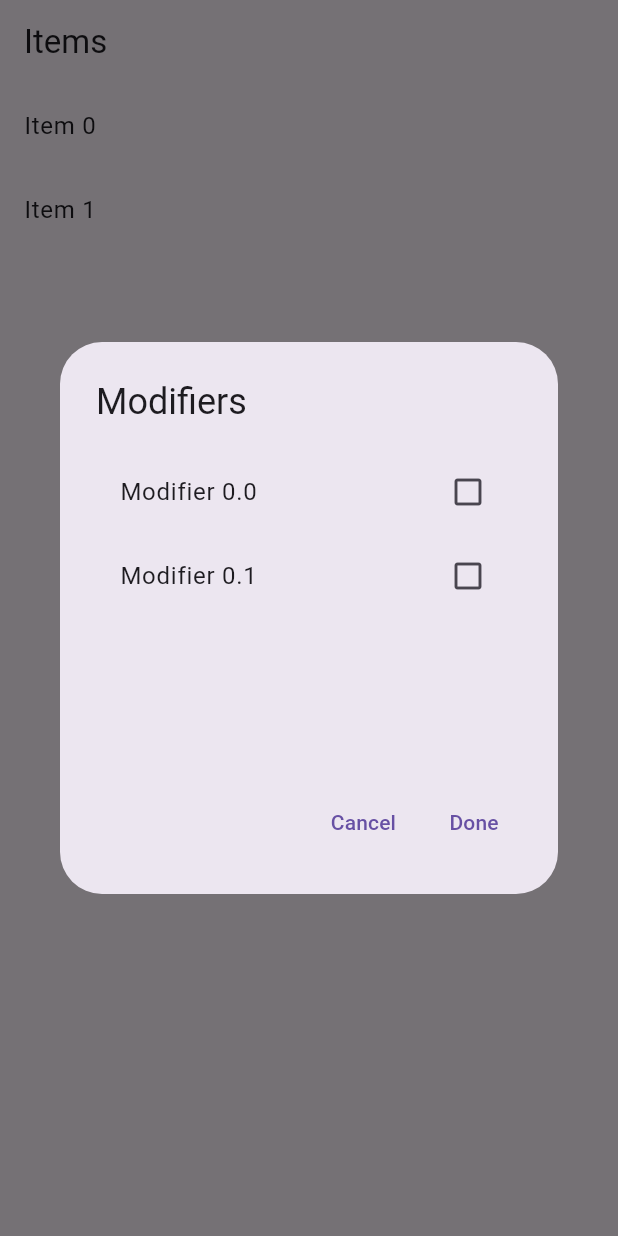
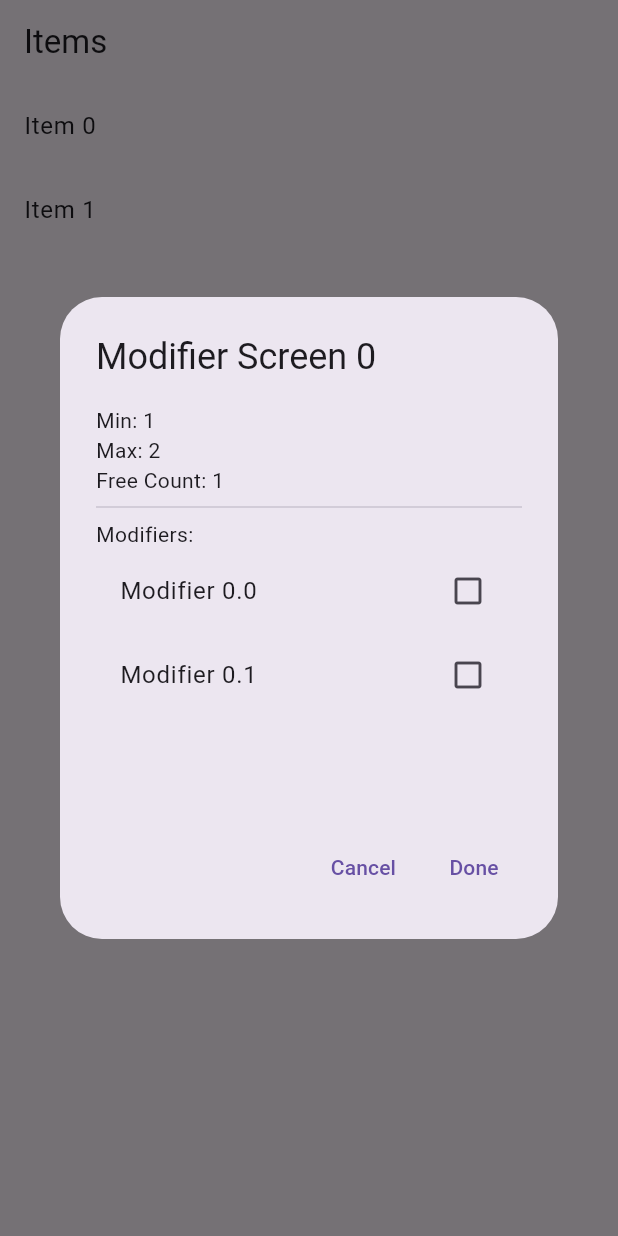
Before and after one commit to assem16399/dfs_items_example, a Flutter app: the screen it shows after launch, after a tap on "Item 0", on a phone screen of 412 x 824 dp. Run offline on Flutter 3.47's test engine with Material 3 defaults, Android fonts, the phone set to English and light mode, and no system bars.

Commit message:
- Support Modifiers Screens Concept

```diff
--- a/lib/main.dart
+++ b/lib/main.dart
@@ -20,24 +20,53 @@ class MyApp extends StatelessWidget {
 }
 
 class Item {
-  Item({required this.id, required this.name, required this.modifiers});
+  Item({required this.id, required this.name, required this.modifiersScreens});
 
   final String id;
   final String name;
-  List<Modifier> modifiers;
+  List<ModifiersScreen> modifiersScreens;
+}
+
+class ModifiersScreen {
+  ModifiersScreen(
+      {required this.id,
+      required this.min,
+      required this.max,
+      required this.freeCount,
+      required this.name,
+      required this.modifiers});
+
+  final String id;
+  final String name;
+  final int min;
+  final int max;
+  final int freeCount;
+  final List<Modifier> modifiers;
+
+  // Deep copy method to create a full copy of the modifiers screens tree
+  ModifiersScreen copy() {
+    return ModifiersScreen(
+      id: id,
+      min: min,
+      max: max,
+      freeCount: freeCount,
+      name: name,
+      modifiers: modifiers.map((m) => m.copy()).toList(),
+    );
+  }
 }
 
 class Modifier {
   Modifier(
       {required this.id,
       required this.name,
-      required this.modifiers,
+      required this.modifiersScreens,
       this.isSelected = false});
 
   final String id;
   final String name;
-  List<Modifier> modifiers;
   bool isSelected;
+  final List<ModifiersScreen> modifiersScreens;
 
   // Deep copy method to create a full copy of the modifier tree
   Modifier copy() {
@@ -45,7 +74,7 @@ class Modifier {
       id: id,
       name: name,
       isSelected: isSelected,
-      modifiers: modifiers.map((m) => m.copy()).toList(),
+      modifiersScreens: modifiersScreens.map((m) => m.copy()).toList(),
     );
   }
 }
@@ -55,31 +84,109 @@ final List<Item> items = [
   Item(
     name: 'Item 0',
     id: 'i0',
+    modifiersScreens: [
+      ModifiersScreen(
+        id: 'ms0',
+        min: 1,
+        max: 2,
+        freeCount: 1,
+        name: 'Modifier Screen 0',
         modifiers: [
           Modifier(
             name: 'Modifier 0.0',
             id: 'm0',
+            modifiersScreens: [
+              ModifiersScreen(
+                id: 'ms0.0',
+                min: 1,
+                max: 2,
+                freeCount: 1,
+                name: 'Modifier Screen 0.0',
                 modifiers: [
-          Modifier(name: 'Modifier 0.0.0', id: 'm0.0', modifiers: []),
-          Modifier(name: 'Modifier 0.0.1', id: 'm0.1', modifiers: []),
+                  Modifier(
+                      name: 'Modifier 0.0.0', id: 'm0.0', modifiersScreens: []),
+                  Modifier(
+                      name: 'Modifier 0.0.1', id: 'm0.1', modifiersScreens: []),
+                ],
+              ),
+              ModifiersScreen(
+                id: 'ms0.1',
+                min: 1,
+                max: 2,
+                name: 'Modifier Screen 0.1',
+                freeCount: 1,
+                modifiers: [
+                  Modifier(
+                      name: 'Modifier 0.1.0', id: 'm0.0', modifiersScreens: []),
+                  Modifier(
+                      name: 'Modifier 0.1.1', id: 'm0.1', modifiersScreens: []),
+                ],
+              ),
             ],
           ),
           Modifier(
             name: 'Modifier 0.1',
             id: 'm1',
-        modifiers: [],
+            modifiersScreens: [],
+          ),
+        ],
+      ),
+      ModifiersScreen(
+        id: 'ms1',
+        min: 1,
+        max: 2,
+        freeCount: 1,
+        name: 'Modifier Screen 1',
+        modifiers: [
+          Modifier(
+            name: 'Modifier 1.0',
+            id: 'm2',
+            modifiersScreens: [
+              ModifiersScreen(
+                id: 'ms1.0',
+                min: 1,
+                max: 2,
+                freeCount: 1,
+                name: 'Modifier Screen 1.0',
+                modifiers: [
+                  Modifier(
+                      name: 'Modifier 1.0.0', id: 'm2.0', modifiersScreens: []),
+                ],
+              ),
+            ],
+          ),
+        ],
       ),
     ],
   ),
   Item(
     name: 'Item 1',
     id: 'i1',
+    modifiersScreens: [
+      ModifiersScreen(
+        id: 'ms1',
+        min: 1,
+        max: 2,
+        freeCount: 1,
+        name: 'Modifier Screen 1',
         modifiers: [
           Modifier(
             name: 'Modifier 1.0',
             id: 'm2',
+            modifiersScreens: [
+              ModifiersScreen(
+                id: 'ms1.0',
+                min: 1,
+                max: 2,
+                freeCount: 1,
+                name: 'Modifier Screen 1.0',
                 modifiers: [
-          Modifier(name: 'Modifier 1.0.0', id: 'm2.0', modifiers: []),
+                  Modifier(
+                      name: 'Modifier 1.0.0', id: 'm2.0', modifiersScreens: []),
+                ],
+              ),
+            ],
+          ),
         ],
       ),
     ],
@@ -100,7 +207,11 @@ class ItemListScreen extends StatelessWidget {
         itemBuilder: (context, index) {
           return ListTile(
             title: Text(items[index].name),
-            onTap: () => _showModifiersDialog(context, items[index].modifiers),
+            onTap: () async {
+              for (final modifiersScreen in items[index].modifiersScreens) {
+                await _showModifiersScreenDialog(context, modifiersScreen);
+              }
+            },
           );
         },
       ),
@@ -108,47 +219,56 @@ class ItemListScreen extends StatelessWidget {
   }
 
   // Show Modifiers dialog
-  void _showModifiersDialog(BuildContext context, List<Modifier> modifiers) {
-    showDialog(
+  Future<T?> _showModifiersScreenDialog<T>(
+      BuildContext context, ModifiersScreen modifiersScreen) {
+    return showDialog(
       context: context,
       builder: (BuildContext context) {
-        return ModifierDialog(modifiers: modifiers);
+        return ModifiersScreenDialog(modifiersScreen: modifiersScreen);
       },
     );
   }
 }
 
-class ModifierDialog extends StatefulWidget {
-  final List<Modifier> modifiers;
+class ModifiersScreenDialog extends StatefulWidget {
+  final ModifiersScreen modifiersScreen;
 
-  const ModifierDialog({super.key, required this.modifiers});
+  const ModifiersScreenDialog({super.key, required this.modifiersScreen});
 
   @override
-  State<ModifierDialog> createState() => _ModifierDialogState();
+  State<ModifiersScreenDialog> createState() => _ModifiersScreenDialogState();
 }
 
-class _ModifierDialogState extends State<ModifierDialog> {
-  late List<Modifier> originalModifiersState;
+class _ModifiersScreenDialogState extends State<ModifiersScreenDialog> {
+  late ModifiersScreen originalModifiersScreenState;
 
   @override
   void initState() {
     super.initState();
     // Save a deep copy of the entire modifier tree state
-    originalModifiersState =
-        widget.modifiers.map((modifier) => modifier.copy()).toList();
+    originalModifiersScreenState = widget.modifiersScreen.copy();
   }
 
   @override
   Widget build(BuildContext context) {
     return AlertDialog(
-      title: const Text('Modifiers'),
+      title: Text(widget.modifiersScreen.name),
       content: SizedBox(
-        height: 200,
+        height: 260,
         width: double.maxFinite,
+        child: Column(
+          crossAxisAlignment: CrossAxisAlignment.start,
+          children: [
+            Text('Min: ${widget.modifiersScreen.min}'),
+            Text('Max: ${widget.modifiersScreen.max}'),
+            Text('Free Count: ${widget.modifiersScreen.freeCount}'),
+            const Divider(),
+            const Text('Modifiers: '),
+            Expanded(
               child: ListView.builder(
-          itemCount: widget.modifiers.length,
+                itemCount: widget.modifiersScreen.modifiers.length,
                 itemBuilder: (context, index) {
-            final modifier = widget.modifiers[index];
+                  final modifier = widget.modifiersScreen.modifiers[index];
                   return ListTile(
                     title: Text(modifier.name),
                     trailing: Icon(
@@ -160,6 +280,9 @@ class _ModifierDialogState extends State<ModifierDialog> {
                     onTap: () => _onModifierTap(modifier),
                   );
                 },
+              ),
+            ),
+          ],
         ),
       ),
       actions: [
@@ -183,51 +306,60 @@ class _ModifierDialogState extends State<ModifierDialog> {
   }
 
   // Handle tapping on a modifier
-  void _onModifierTap(Modifier modifier) {
-    setState(() {
+  void _onModifierTap(Modifier modifier) async {
     if (modifier.isSelected) {
       // Unselect modifier and its children recursively
-        _unselectModifiers(modifier);
+      setState(() => _unselectModifiers(modifier));
     } else {
       // Select modifier and show its child modifiers
-        modifier.isSelected = true;
-        if (modifier.modifiers.isNotEmpty) {
-          _showModifiersDialog(context, modifier.modifiers);
+      setState(() => modifier.isSelected = true);
+      if (modifier.modifiersScreens.isNotEmpty) {
+        for (final modifierScreen in modifier.modifiersScreens) {
+          await _showModifiersDialog(context, modifierScreen);
         }
       }
-    });
+    }
   }
 
   // Unselect a modifier and its children recursively
   void _unselectModifiers(Modifier modifier) {
     modifier.isSelected = false;
-    for (var child in modifier.modifiers) {
-      _unselectModifiers(child);
+    for (final modifiersScreen in modifier.modifiersScreens) {
+      for (final modifier in modifiersScreen.modifiers) {
+        _unselectModifiers(modifier);
+      }
     }
   }
 
   // Revert to the original state when "Cancel" is tapped, including child modifiers
   void _revertToOriginalState() {
-    for (int i = 0; i < widget.modifiers.length; i++) {
-      _revertModifierState(widget.modifiers[i], originalModifiersState[i]);
+    for (int i = 0; i < widget.modifiersScreen.modifiers.length; i++) {
+      _revertModifierState(widget.modifiersScreen.modifiers[i],
+          originalModifiersScreenState.modifiers[i]);
     }
   }
 
   // Recursively revert modifier states
   void _revertModifierState(Modifier current, Modifier original) {
     current.isSelected = original.isSelected;
-    for (int i = 0; i < current.modifiers.length; i++) {
-      _revertModifierState(current.modifiers[i], original.modifiers[i]);
+    for (int i = 0; i < current.modifiersScreens.length; i++) {
+      for (int j = 0; j < current.modifiersScreens[i].modifiers.length; j++) {
+        _revertModifierState(current.modifiersScreens[i].modifiers[j],
+            original.modifiersScreens[i].modifiers[j]);
+      }
     }
   }
 
   // Show modifiers in a new dialog
-  void _showModifiersDialog(BuildContext context, List<Modifier> modifiers) {
-    showDialog(
+  Future<T?> _showModifiersDialog<T>(
+      BuildContext context, ModifiersScreen modifiersScreen) async {
+    final value = showDialog<T>(
       context: context,
       builder: (BuildContext context) {
-        return ModifierDialog(modifiers: modifiers);
+        return ModifiersScreenDialog(modifiersScreen: modifiersScreen);
       },
-    ).then((_) => setState(() {})); // Ensure UI updates after dialog cancels
+    );
+    setState(() {}); // Ensure UI updates after dialog closes
+    return value;
   }
 }
```
Lines whose indentation alone changed are shown as unchanged.
